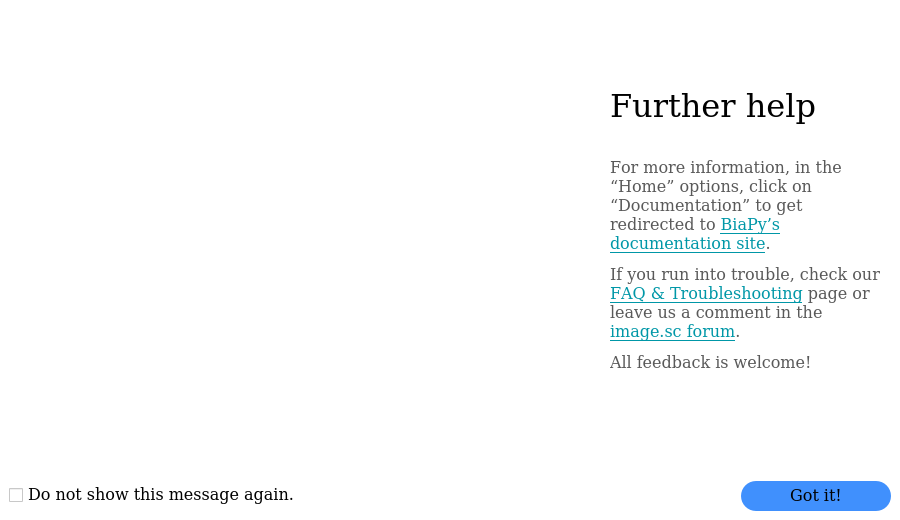
BiaPyX/BiaPy-GUI, file ui/ui_tour_window.ui: the form before one commit.
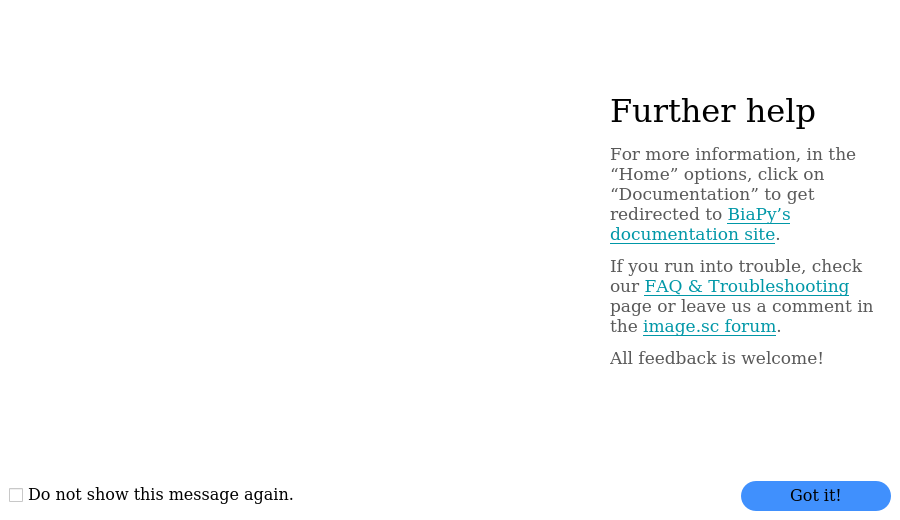
The form after the commit. The open tabs and pages were chosen to show the change. Icons and pictures are not drawn.

Commit message: Increase last tour slice font size

```diff
--- a/ui/ui_tour_window.ui
+++ b/ui/ui_tour_window.ui
@@ -524,7 +524,7 @@
                 </font>
                </property>
                <property name="text">
-                <string>&lt;html&gt;&lt;head/&gt;&lt;body&gt;&lt;p&gt;&lt;a name=&quot;docs-internal-guid-b8b2138f-7fff-57ba-34f3-3dafb7ee5dac&quot;/&gt;&lt;span style=&quot; font-family:'Arial','sans-serif'; font-size:24pt; color:#000000; background-color:transparent;&quot;&gt;F&lt;/span&gt;&lt;span style=&quot; font-family:'Arial','sans-serif'; font-size:24pt; color:#000000; background-color:transparent;&quot;&gt;urther help&lt;/span&gt;&lt;/p&gt;&lt;p&gt;&lt;br/&gt;&lt;a name=&quot;docs-internal-guid-c384090c-7fff-0c38-410d-e6caed5cd4d6&quot;/&gt;&lt;span style=&quot; font-family:'Arial','sans-serif'; font-size:12pt; color:#595959; background-color:transparent;&quot;&gt;F&lt;/span&gt;&lt;span style=&quot; font-family:'Arial','sans-serif'; font-size:12pt; color:#595959; background-color:transparent;&quot;&gt;or more information, in the “Home” options, click on “Documentation” to get redirected to &lt;/span&gt;&lt;a href=&quot;https://biapy.readthedocs.io/en/latest/index.html&quot;&gt;&lt;span style=&quot; font-family:'Arial','sans-serif'; font-size:12pt; text-decoration: underline; color:#0097a7; background-color:transparent;&quot;&gt;BiaPy’s documentation site&lt;/span&gt;&lt;/a&gt;&lt;span style=&quot; font-family:'Arial','sans-serif'; font-size:12pt; color:#595959; background-color:transparent;&quot;&gt;.&lt;/span&gt;&lt;/p&gt;&lt;p&gt;&lt;span style=&quot; font-family:'Arial','sans-serif'; font-size:12pt; color:#595959; background-color:transparent;&quot;&gt;If you run into trouble, check our &lt;/span&gt;&lt;a href=&quot;https://biapy.readthedocs.io/en/latest/get_started/faq.html&quot;&gt;&lt;span style=&quot; font-family:'Arial','sans-serif'; font-size:12pt; text-decoration: underline; color:#0097a7; background-color:transparent;&quot;&gt;FAQ &amp;amp; Troubleshooting&lt;/span&gt;&lt;/a&gt;&lt;span style=&quot; font-family:'Arial','sans-serif'; font-size:12pt; color:#595959; background-color:transparent;&quot;&gt; page or leave us a comment in the &lt;/span&gt;&lt;a href=&quot;https://forum.image.sc/tag/biapy&quot;&gt;&lt;span style=&quot; font-family:'Arial','sans-serif'; font-size:12pt; text-decoration: underline; color:#0097a7; background-color:transparent;&quot;&gt;image.sc forum&lt;/span&gt;&lt;/a&gt;&lt;span style=&quot; font-family:'Arial','sans-serif'; font-size:12pt; color:#595959; background-color:transparent;&quot;&gt;.&lt;/span&gt;&lt;/p&gt;&lt;p&gt;&lt;span style=&quot; font-family:'Arial','sans-serif'; font-size:12pt; color:#595959; background-color:transparent;&quot;&gt;All feedback is welcome!&lt;/span&gt;&lt;/p&gt;&lt;/body&gt;&lt;/html&gt;</string>
+                <string>&lt;html&gt;&lt;head/&gt;&lt;body&gt;&lt;p&gt;&lt;a name=&quot;docs-internal-guid-b8b2138f-7fff-57ba-34f3-3dafb7ee5dac&quot;/&gt;&lt;span style=&quot; font-family:'Arial','sans-serif'; font-size:24pt; color:#000000; background-color:transparent;&quot;&gt;F&lt;/span&gt;&lt;span style=&quot; font-family:'Arial','sans-serif'; font-size:24pt; color:#000000; background-color:transparent;&quot;&gt;urther help&lt;/span&gt;&lt;/p&gt;&lt;p&gt;&lt;a name=&quot;docs-internal-guid-c384090c-7fff-0c38-410d-e6caed5cd4d6&quot;/&gt;&lt;span style=&quot; font-family:'Arial','sans-serif'; font-size:13pt; color:#595959; background-color:transparent;&quot;&gt;F&lt;/span&gt;&lt;span style=&quot; font-family:'Arial','sans-serif'; font-size:13pt; color:#595959; background-color:transparent;&quot;&gt;or more information, in the “Home” options, click on “Documentation” to get redirected to &lt;/span&gt;&lt;a href=&quot;https://biapy.readthedocs.io/en/latest/index.html&quot;&gt;&lt;span style=&quot; font-family:'Arial','sans-serif'; font-size:13pt; text-decoration: underline; color:#0097a7; background-color:transparent;&quot;&gt;BiaPy’s documentation site&lt;/span&gt;&lt;/a&gt;&lt;span style=&quot; font-family:'Arial','sans-serif'; font-size:13pt; color:#595959; background-color:transparent;&quot;&gt;.&lt;/span&gt;&lt;/p&gt;&lt;p&gt;&lt;span style=&quot; font-family:'Arial','sans-serif'; font-size:13pt; color:#595959; background-color:transparent;&quot;&gt;If you run into trouble, check our &lt;/span&gt;&lt;a href=&quot;https://biapy.readthedocs.io/en/latest/get_started/faq.html&quot;&gt;&lt;span style=&quot; font-family:'Arial','sans-serif'; font-size:13pt; text-decoration: underline; color:#0097a7; background-color:transparent;&quot;&gt;FAQ &amp;amp; Troubleshooting&lt;/span&gt;&lt;/a&gt;&lt;span style=&quot; font-family:'Arial','sans-serif'; font-size:13pt; color:#595959; background-color:transparent;&quot;&gt; page or leave us a comment in the &lt;/span&gt;&lt;a href=&quot;https://forum.image.sc/tag/biapy&quot;&gt;&lt;span style=&quot; font-family:'Arial','sans-serif'; font-size:13pt; text-decoration: underline; color:#0097a7; background-color:transparent;&quot;&gt;image.sc forum&lt;/span&gt;&lt;/a&gt;&lt;span style=&quot; font-family:'Arial','sans-serif'; font-size:13pt; color:#595959; background-color:transparent;&quot;&gt;.&lt;/span&gt;&lt;/p&gt;&lt;p&gt;&lt;span style=&quot; font-family:'Arial','sans-serif'; font-size:13pt; color:#595959; background-color:transparent;&quot;&gt;All feedback is welcome!&lt;/span&gt;&lt;/p&gt;&lt;/body&gt;&lt;/html&gt;</string>
                </property>
                <property name="wordWrap">
                 <bool>true</bool>
```
The commit also changes 2 other files.
